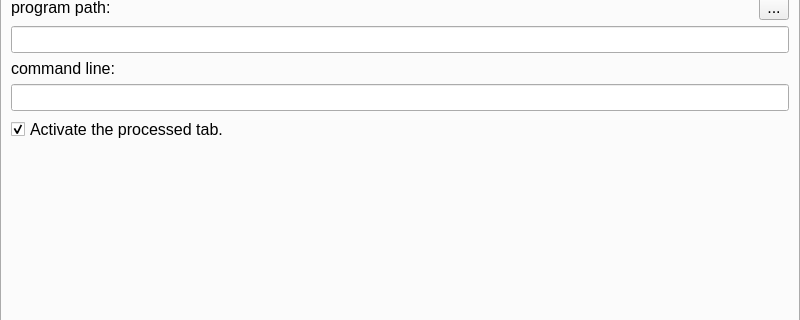
The window that src/mainwindow.ui (o-jill/kouets) describes before a commit, drawn with Qt 5; both pictures show x 0 to 800 and y 81 to 401 of the 800 by 600 pixel window.
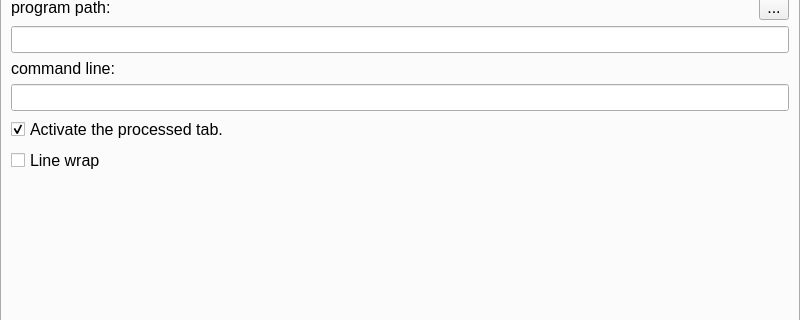
The same window after the commit. The open tabs and pages were chosen to show the change. Icons and pictures are not drawn.

Commit message: add a check box in setting tab to choose line wrapping.

```diff
--- a/src/mainwindow.ui
+++ b/src/mainwindow.ui
@@ -143,6 +143,13 @@
           </property>
          </widget>
         </item>
+        <item>
+         <widget class="QCheckBox" name="checkBox_LineWrap">
+          <property name="text">
+           <string>Line wrap</string>
+          </property>
+         </widget>
+        </item>
         <item>
          <spacer name="verticalSpacer">
           <property name="orientation">
```
Left out of the diff: 2 changed lines with no effect on the pictures. The commit also changes 4 other files.
